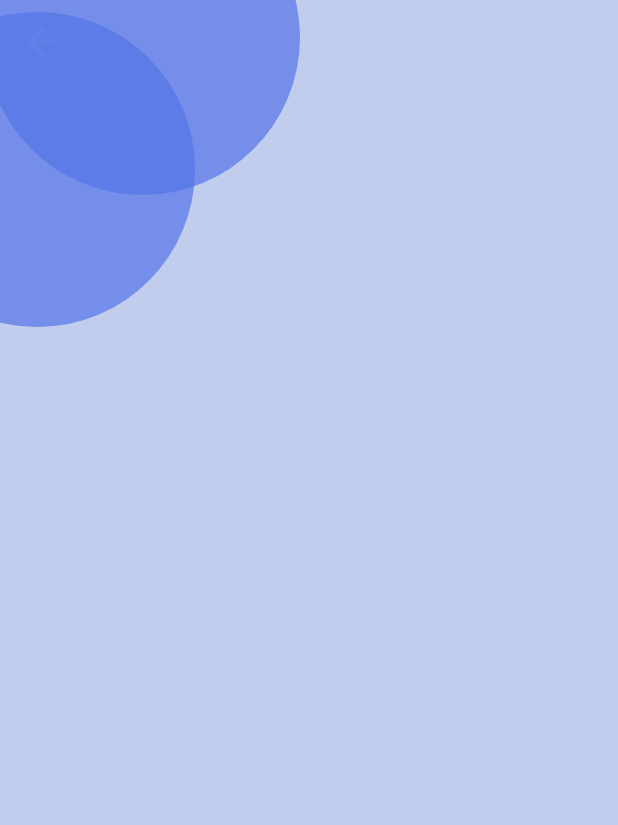
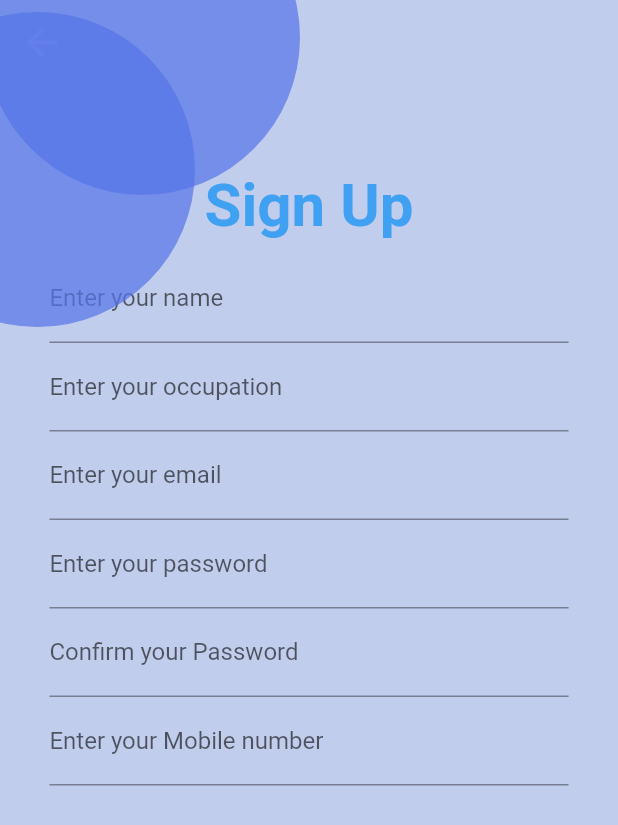
Before and after one commit to bakhadher852/Date_Alkhair_FYP, a Flutter app: the SignUp screen opened by its route, on a phone screen of 412 x 824 dp. Shown: the top 825 px of the screen. Run offline on Flutter 3.47's test engine with Material 2 defaults, Android fonts, the phone set to English and light mode, and no system bars.

Commit message:
sign up page

```diff
--- a/lib/screen/signUp.dart
+++ b/lib/screen/signUp.dart
@@ -1,20 +1,104 @@
-import 'package:flutter/gestures.dart';
 import 'package:flutter/material.dart';
 
 class SignUp extends StatefulWidget {
-  const SignUp({super.key});
+  SignUp({super.key});
   static const RouteName = '/SignUpPage';
+
   @override
   State<SignUp> createState() => _SignUpState();
 }
 
 class _SignUpState extends State<SignUp> {
-  @override
+  final userName = TextEditingController();
+  final userOccupation = TextEditingController();
+  final userEmail = TextEditingController();
+  final userPassword = TextEditingController();
+  final confirmPassword = TextEditingController();
+  final userPhone = TextEditingController();
+
   @override
   Widget build(BuildContext context) {
+    print(userEmail.text);
+    print('=====================================');
     var AppbarHeight = AppBar().preferredSize.height;
     final height = MediaQuery.of(context).size.height;
     final width = MediaQuery.of(context).size.width;
+    //Name textFiled
+    Widget buildName() => Padding(
+          padding: EdgeInsets.symmetric(horizontal: height * 0.04),
+          child: TextField(
+            controller: userName,
+            decoration: const InputDecoration(
+              border: UnderlineInputBorder(),
+              labelText: 'Enter your name',
+            ),
+            keyboardType: TextInputType.name,
+            textInputAction: TextInputAction.done,
+          ),
+        );
+    //Occupation textFiled
+    Widget buildOccupation() => Padding(
+          padding: EdgeInsets.symmetric(horizontal: height * 0.04),
+          child: TextField(
+            controller: userEmail,
+            decoration: const InputDecoration(
+              border: UnderlineInputBorder(),
+              labelText: 'Enter your occupation',
+            ),
+            keyboardType: TextInputType.text,
+            textInputAction: TextInputAction.done,
+          ),
+        );
+    //Email textFiled
+    Widget buildEmail() => Padding(
+          padding: EdgeInsets.symmetric(horizontal: height * 0.04),
+          child: TextField(
+            controller: userEmail,
+            decoration: const InputDecoration(
+              border: UnderlineInputBorder(),
+              labelText: 'Enter your email',
+            ),
+            keyboardType: TextInputType.emailAddress,
+            textInputAction: TextInputAction.done,
+          ),
+        );
+    //Password textFiled
+    Widget buildPassword() => Padding(
+          padding: EdgeInsets.symmetric(horizontal: height * 0.04),
+          child: TextField(
+            controller: userPassword,
+            decoration: const InputDecoration(
+              labelText: 'Enter your password',
+              border: UnderlineInputBorder(),
+            ),
+            obscureText: true,
+          ),
+        );
+    //Password textFiled
+    Widget buildConfirmPassword() => Padding(
+          padding: EdgeInsets.symmetric(horizontal: height * 0.04),
+          child: TextField(
+            controller: confirmPassword,
+            decoration: const InputDecoration(
+              labelText: 'Confirm your Password',
+              border: UnderlineInputBorder(),
+            ),
+            obscureText: true,
+          ),
+        ); //Occupation textFiled
+    Widget buildUserPhone() => Padding(
+          padding: EdgeInsets.symmetric(horizontal: height * 0.04),
+          child: TextField(
+            controller: userPhone,
+            decoration: const InputDecoration(
+              border: UnderlineInputBorder(),
+              labelText: 'Enter your Mobile number',
+              hintText: '011*******',
+            ),
+            keyboardType: TextInputType.number,
+            textInputAction: TextInputAction.done,
+          ),
+        );
     return Stack(children: [
       Scaffold(
           appBar: AppBar(
@@ -22,12 +106,29 @@ class _SignUpState extends State<SignUp> {
             backgroundColor: const Color(0xffC1CDED),
           ),
           body: Container(
+            color: const Color(0xffC1CDED),
             height: height,
             width: width,
             child: SingleChildScrollView(
-              //to avoid keyboard bottom overflow
               child: Column(
-                children: [],
+                children: [
+                  Padding(
+                    padding: EdgeInsets.only(bottom: 9, top: height * 0.07),
+                    child: const Text(
+                      'Sign Up',
+                      style: TextStyle(
+                          fontWeight: FontWeight.bold,
+                          fontSize: 40,
+                          color: Color.fromARGB(206, 33, 149, 243)),
+                    ),
+                  ),
+                  buildName(),
+                  buildOccupation(),
+                  buildEmail(),
+                  buildPassword(),
+                  buildConfirmPassword(),
+                  buildUserPhone()
+                ],
               ),
             ),
           )),
--- /dev/null
+++ b/lib/widget/string_extension.dart
@@ -0,0 +1,13 @@
+extension StringExtensions on String {
+  bool isValidEmail() {
+    return RegExp(
+            r"^[a-zA-Z0-9.a-zA-Z0-9.!#$%&'*+-/=?^_`{|}~]+@[a-zA-Z0-9]+\.[a-zA-Z]+")
+        .hasMatch(this);
+  }
+
+//https://stackoverflow.com/questions/16800540/how-should-i-check-if-the-input-is-an-email-address-in-flutter/61512807#61512807
+  bool isWhitespace() => this.trim().isEmpty;
+
+  bool isValidDouble() => double.tryParse(this) != null;
+  bool isValidInt() => int.tryParse(this) != null;
+}
```
